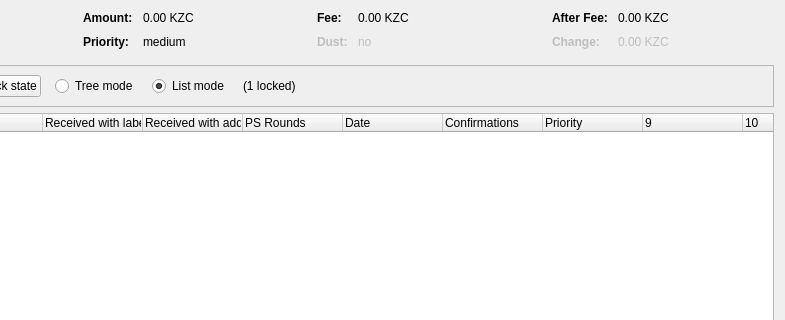
Above: src/qt/forms/coincontroldialog.ui from GabitJunior/kzcash before the change; both pictures show x 169 to 954 and y 0 to 320 of the 954 by 500 pixel window. Below: the same form after it.
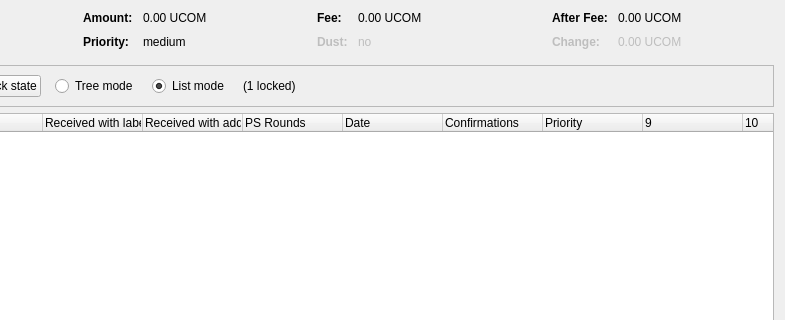
That is the form after the change. Custom widgets are drawn as their Qt base class.

Commit message: Release UCOM, v0.1.8.1

Diff of the .ui file:
```diff
--- a/src/qt/forms/coincontroldialog.ui
+++ b/src/qt/forms/coincontroldialog.ui
@@ -132,7 +132,7 @@
           <enum>Qt::ActionsContextMenu</enum>
          </property>
          <property name="text">
-          <string notr="true">0.00 KZC</string>
+          <string notr="true">0.00 UCOM</string>
          </property>
          <property name="textInteractionFlags">
           <set>Qt::LinksAccessibleByMouse|Qt::TextSelectableByKeyboard|Qt::TextSelectableByMouse</set>
@@ -206,7 +206,7 @@
           <enum>Qt::ActionsContextMenu</enum>
          </property>
          <property name="text">
-          <string notr="true">0.00 KZC</string>
+          <string notr="true">0.00 UCOM</string>
          </property>
          <property name="textInteractionFlags">
           <set>Qt::LinksAccessibleByMouse|Qt::TextSelectableByKeyboard|Qt::TextSelectableByMouse</set>
@@ -286,7 +286,7 @@
           <enum>Qt::ActionsContextMenu</enum>
          </property>
          <property name="text">
-          <string notr="true">0.00 KZC</string>
+          <string notr="true">0.00 UCOM</string>
          </property>
          <property name="textInteractionFlags">
           <set>Qt::LinksAccessibleByMouse|Qt::TextSelectableByKeyboard|Qt::TextSelectableByMouse</set>
@@ -321,7 +321,7 @@
           <enum>Qt::ActionsContextMenu</enum>
          </property>
          <property name="text">
-          <string notr="true">0.00 KZC</string>
+          <string notr="true">0.00 UCOM</string>
          </property>
          <property name="textInteractionFlags">
           <set>Qt::LinksAccessibleByMouse|Qt::TextSelectableByKeyboard|Qt::TextSelectableByMouse</set>
```
The commit also changes 500 other files.
